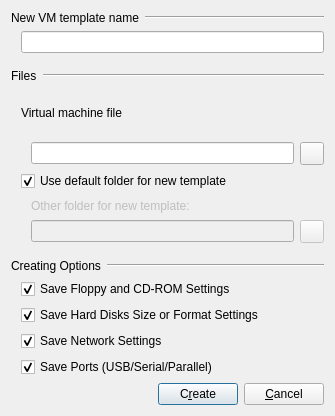
First picture: the form in src/Create_Template_Window.ui, repository tobimensch/aqemu, before the edit.
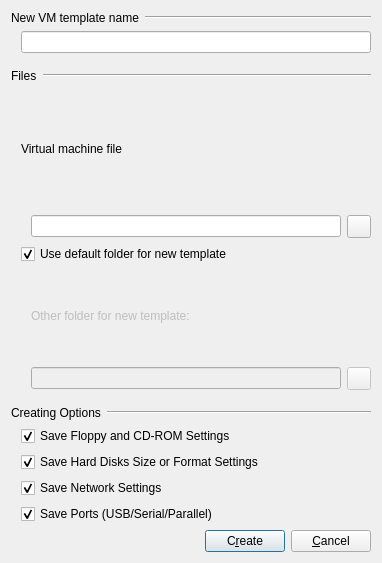
Second picture: the form after the edit. Icons and pictures are not drawn.

```diff
--- a/src/Create_Template_Window.ui
+++ b/src/Create_Template_Window.ui
@@ -7,8 +7,8 @@
    <rect>
     <x>0</x>
     <y>0</y>
-    <width>335</width>
-    <height>416</height>
+    <width>382</width>
+    <height>563</height>
    </rect>
   </property>
   <property name="sizePolicy">
```
Left out of the diff: 23 changed lines with no effect on the pictures.
